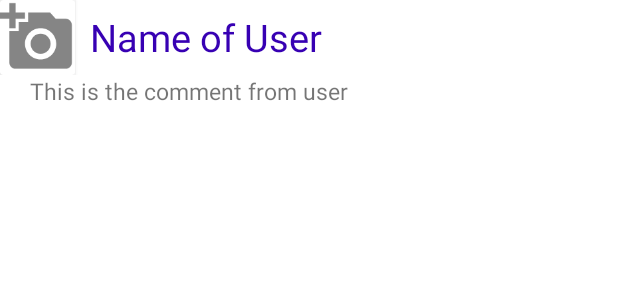
After one commit to santosh199518/TravelBlogger, an Android app: the layout layout_for_places_comments.xml on its own in the app's theme, with its tools: preview values and no code run, on a phone screen of 412 x 824 dp. The commit adds this screen. Shown: the top 300 px of the screen. Run offline under Robolectric (Android 15) with nearby library versions, the phone set to English and light mode, and no system bars.

Commit message:
October 17 commit

```diff
--- a/app/src/main/java/com/example/travelblogger/MainFragment.java
+++ b/app/src/main/java/com/example/travelblogger/MainFragment.java
@@ -1,5 +1,6 @@
 package com.example.travelblogger;
 
+import android.content.Intent;
 import android.os.Bundle;
 import androidx.fragment.app.Fragment;
 import androidx.recyclerview.widget.LinearLayoutManager;
@@ -25,6 +26,7 @@ public class MainFragment extends Fragment {
         data.add(new PlaceDetails());
         data.add(new PlaceDetails());
         data.add(new PlaceDetails());
+
     }
 
     @Override
@@ -35,7 +37,8 @@ public class MainFragment extends Fragment {
         add.setOnClickListener(new View.OnClickListener() {
             @Override
             public void onClick(View v) {
-
+                Intent intent = new Intent(getActivity(),AddPlacesActivity.class);
+                startActivity(intent);
             }
         });
         RecyclerView rv = v.findViewById(R.id.main_fragment_rv);
--- /dev/null
+++ b/app/src/main/res/layout/layout_for_places_comments.xml
@@ -0,0 +1,38 @@
+<?xml version="1.0" encoding="utf-8"?>
+<LinearLayout xmlns:android="http://schemas.android.com/apk/res/android"
+    android:layout_width="match_parent"
+    android:layout_height="match_parent"
+    android:orientation="vertical">
+
+    <LinearLayout
+        android:layout_width="match_parent"
+        android:layout_height="wrap_content">
+        <androidx.cardview.widget.CardView
+            android:layout_width="50dp"
+            android:layout_height="50dp">
+            <ImageView
+                android:layout_width="match_parent"
+                android:layout_height="match_parent"
+                android:id="@+id/user_photo"
+                android:src="@drawable/ic_add_photo"/>
+        </androidx.cardview.widget.CardView>
+        <TextView
+            android:layout_width="match_parent"
+            android:layout_height="match_parent"
+            android:textSize="25sp"
+            android:gravity="center_vertical"
+            android:paddingStart="10dp"
+            android:paddingEnd="10dp"
+            android:textColor="@color/purple_700"
+            android:id="@+id/user_name"
+            android:text="Name of User"/>
+    </LinearLayout>
+    <TextView
+        android:layout_width="match_parent"
+        android:layout_height="wrap_content"
+        android:id="@+id/user_comment"
+        android:textSize="15sp"
+        android:paddingStart="20dp"
+        android:paddingEnd="20dp"
+        android:text="This is the comment from user"/>
+</LinearLayout>
--- a/app/src/main/res/layout/layout_for_places_rv.xml
+++ b/app/src/main/res/layout/layout_for_places_rv.xml
@@ -3,7 +3,6 @@
     xmlns:android="http://schemas.android.com/apk/res/android"
     android:layout_width="match_parent"
     android:layout_height="wrap_content"
-    android:id="@+id/ll"
     android:orientation="vertical">
 
     <LinearLayout
```
Also changed, not shown: app/src/main/java/com/example/travelblogger/AddPlacesActivity.java (+60 -0 lines), app/src/main/java/com/example/travelblogger/CustomAdapterForMainRV.java (+40 -10 lines), app/src/main/res/layout/activity_add_places.xml (+29 -8 lines), app/src/main/res/drawable/avd_heart_fill.xml (renamed from app/src/main/res/drawable/avd_fill_heart.xml).
